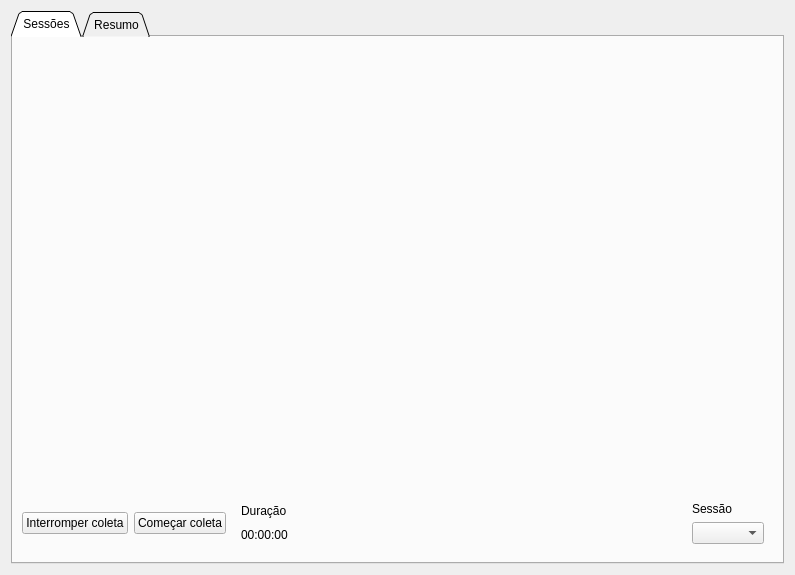
This is ui/ui_files/user_stats.ui in JPCassimiro/JHMR as Qt 5 draws it before an edit. The edited form follows.
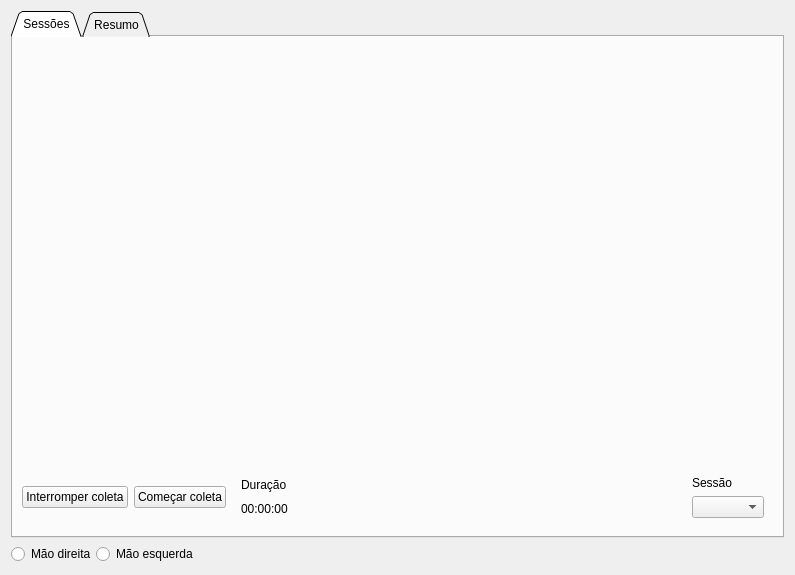
This is the edited form.

Commit message: obligatory register fields, hand swap function

The edit to the form file:
```diff
--- a/ui/ui_files/user_stats.ui
+++ b/ui/ui_files/user_stats.ui
@@ -13,7 +13,7 @@
   <property name="windowTitle">
    <string>Form</string>
   </property>
-  <layout class="QGridLayout" name="gridLayout">
+  <layout class="QGridLayout" name="gridLayout" rowstretch="0,0" rowminimumheight="0,0">
    <item row="0" column="0">
     <widget class="QWidget" name="useStatisticsWidgetContianer" native="true">
      <layout class="QGridLayout" name="gridLayout_2" rowstretch="1" columnstretch="0,0">
@@ -223,6 +223,60 @@
      </layout>
     </widget>
    </item>
+   <item row="1" column="0">
+    <widget class="QWidget" name="handSelectorContainer" native="true">
+     <layout class="QHBoxLayout" name="horizontalLayout_3">
+      <property name="spacing">
+       <number>0</number>
+      </property>
+      <property name="leftMargin">
+       <number>0</number>
+      </property>
+      <property name="topMargin">
+       <number>0</number>
+      </property>
+      <property name="rightMargin">
+       <number>0</number>
+      </property>
+      <property name="bottomMargin">
+       <number>0</number>
+      </property>
+      <item>
+       <widget class="QRadioButton" name="rightHandButton">
+        <property name="text">
+         <string>Mão direita</string>
+        </property>
+        <attribute name="buttonGroup">
+         <string notr="true">handButtonGroup</string>
+        </attribute>
+       </widget>
+      </item>
+      <item>
+       <widget class="QRadioButton" name="leftHandButton">
+        <property name="text">
+         <string>Mão esquerda</string>
+        </property>
+        <attribute name="buttonGroup">
+         <string notr="true">handButtonGroup</string>
+        </attribute>
+       </widget>
+      </item>
+      <item>
+       <spacer name="horizontalSpacer_2">
+        <property name="orientation">
+         <enum>Qt::Orientation::Horizontal</enum>
+        </property>
+        <property name="sizeHint" stdset="0">
+         <size>
+          <width>40</width>
+          <height>20</height>
+         </size>
+        </property>
+       </spacer>
+      </item>
+     </layout>
+    </widget>
+   </item>
   </layout>
  </widget>
  <resources/>
```
Left out of the diff: 3 changed lines with no effect on the pictures. The commit also changes 15 other files.
